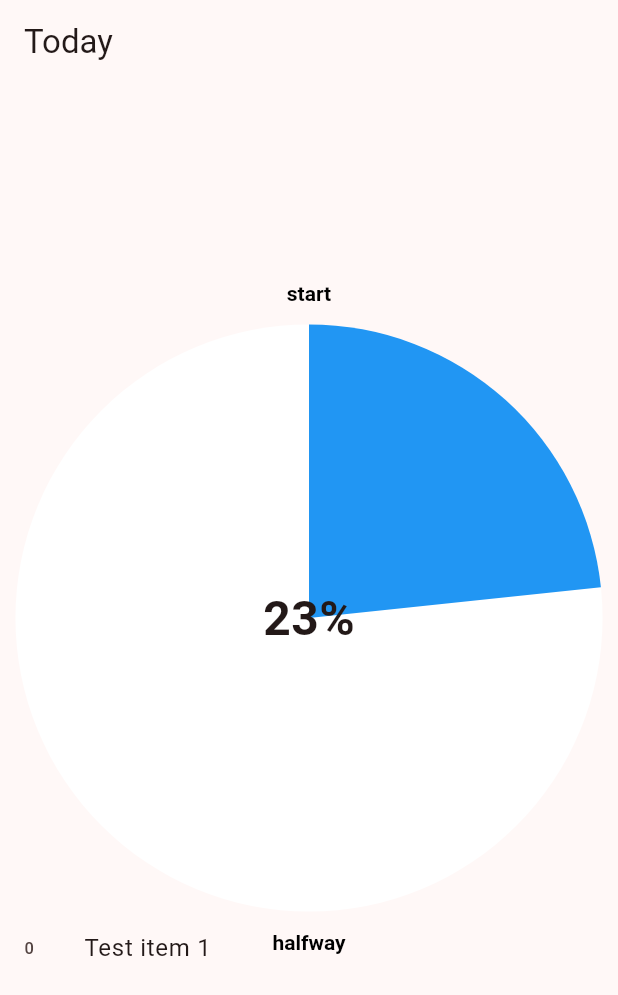
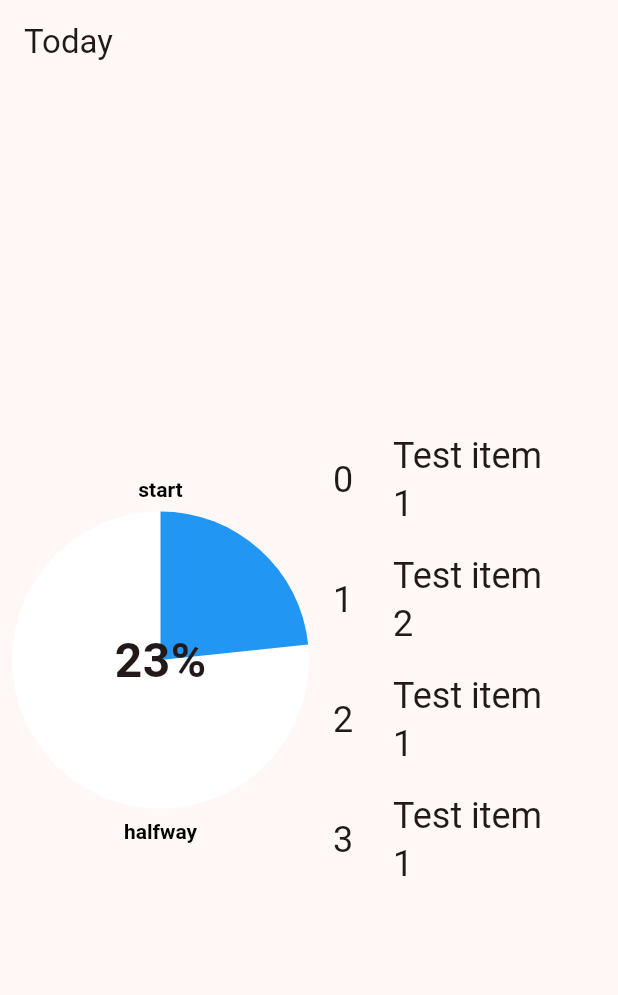
Before and after one commit to aymswick/wandering_compass, a Flutter app: the screen it shows after launch, on a phone screen of 412 x 824 dp. Shown: the top 995 px of the screen. Run offline on Flutter 3.47's test engine with Material 3 defaults, Android fonts, the phone set to English and light mode, and no system bars; our stand-ins replace bloc, dart_mappable, flutter_bloc; generated files the repository leaves out were written again.

Commit message:
horizontal clock and list

```diff
--- a/client/lib/today/bloc/today_bloc.dart
+++ b/client/lib/today/bloc/today_bloc.dart
@@ -74,6 +74,10 @@ class TodayBloc extends Bloc<TodayEvent, TodayState> {
     Emitter<TodayState> emit,
   ) async {
     // TODO(ant): grab this stuff properly from repository.
-    emit(state.copyWith(items: ['Test item 1']));
+    emit(
+      state.copyWith(
+        items: ['Test item 1', 'Test item 2', 'Test item 1', 'Test item 1'],
+      ),
+    );
   }
 }
--- a/client/lib/today/view/clock_painter.dart
+++ b/client/lib/today/view/clock_painter.dart
@@ -37,8 +37,7 @@ class ClockPainter extends CustomPainter {
       textDirection: TextDirection.ltr,
     );
 
-    final strokeWidth = size.width / 20;
-    final radius = (size.width - strokeWidth) / 2;
+    final radius = (size.width) / 2;
     final backgroundPaint = Paint()..color = Colors.white;
     final foregroundPaint = Paint()..color = color;
 
@@ -49,16 +48,18 @@ class ClockPainter extends CustomPainter {
 
     final top = Offset(
       center.dx - (topPainter.width / 2),
-      center.dy - radius - strokeWidth - (topPainter.height / 2),
+      center.dy - radius - (topPainter.height / 2),
     );
 
     final bottom = Offset(
       center.dx - (bottomPainter.width / 2),
-      center.dy + radius + strokeWidth - (bottomPainter.height / 2),
+      center.dy + radius - (bottomPainter.height / 2),
     );
 
-    topPainter.paint(canvas, top);
-    bottomPainter.paint(canvas, bottom);
+    const textOffset = Offset(0, 15);
+
+    topPainter.paint(canvas, top - textOffset);
+    bottomPainter.paint(canvas, bottom + textOffset);
 
     if (dayProgressPercentage < 100) {
       canvas
--- a/client/lib/today/view/focus_items.dart
+++ b/client/lib/today/view/focus_items.dart
@@ -7,19 +7,22 @@ class FocusItems extends StatelessWidget {
 
   @override
   Widget build(BuildContext context) {
+    final theme = Theme.of(context);
     return BlocSelector<TodayBloc, TodayState, List<String>>(
       selector: (state) {
         return state.items;
       },
       builder: (context, items) {
-        return ListView.separated(
+        return ListView.builder(
           shrinkWrap: true,
           itemCount: items.length,
           itemBuilder: (context, index) => ListTile(
-            leading: Text('$index'),
-            title: Text(items[index]),
+            leading: Text('$index', style: theme.textTheme.headlineSmall),
+            title: Text(
+              items[index],
+              style: theme.textTheme.headlineSmall,
+            ),
           ),
-          separatorBuilder: (context, index) => const Divider(),
         );
       },
     );
--- a/client/lib/today/view/today_page.dart
+++ b/client/lib/today/view/today_page.dart
@@ -5,6 +5,36 @@ import 'package:wandering_compass_client/l10n/l10n.dart';
 import 'package:wandering_compass_client/today/bloc/today_bloc.dart';
 import 'package:wandering_compass_client/today/view/clock_painter.dart';
 import 'package:wandering_compass_client/today/view/focus_items.dart';
+
+class CircularCountdownClock extends StatelessWidget {
+  const CircularCountdownClock({
+    required this.progress,
+    super.key,
+  });
+
+  /// Decimal between 0.0 and 1.0 representing day progress
+  final double progress;
+
+  @override
+  Widget build(BuildContext context) {
+    final size = MediaQuery.sizeOf(context);
+    return CustomPaint(
+      size: Size(size.height * .4, size.width / 2),
+      painter: ClockPainter(
+        dayProgressPercentage: progress,
+      ),
+      child: Center(
+        child: Text(
+          '${(progress * 100).toStringAsFixed(0)}%',
+          style: const TextStyle(
+            fontSize: 32,
+            fontWeight: FontWeight.bold,
+          ),
+        ),
+      ),
+    );
+  }
+}
 
 class TodayPage extends StatelessWidget {
   const TodayPage({super.key});
@@ -28,29 +58,19 @@ class TodayView extends StatelessWidget {
 
     return Scaffold(
       appBar: AppBar(title: Text(l10n.todayAppBarTitle)),
-      body: SizedBox.expand(
+      body: Padding(
+        padding: const EdgeInsets.all(8),
         child: BlocSelector<TodayBloc, TodayState, double>(
           selector: (state) => state.currentTick,
-          builder: (context, dayProgressPercentage) => Column(
+          builder: (context, dayProgressPercentage) => Row(
             mainAxisAlignment: MainAxisAlignment.center,
             children: [
               Expanded(
-                child: CustomPaint(
-                  painter: ClockPainter(
-                    dayProgressPercentage: dayProgressPercentage,
-                  ),
-                  child: Center(
-                    child: Text(
-                      '${(dayProgressPercentage * 100).toStringAsFixed(0)}%',
-                      style: const TextStyle(
-                        fontSize: 32,
-                        fontWeight: FontWeight.bold,
-                      ),
-                    ),
-                  ),
+                child: CircularCountdownClock(
+                  progress: dayProgressPercentage,
                 ),
               ),
-              const Flexible(child: FocusItems()),
+              const Expanded(child: Flexible(child: FocusItems())),
             ],
           ),
         ),
```
